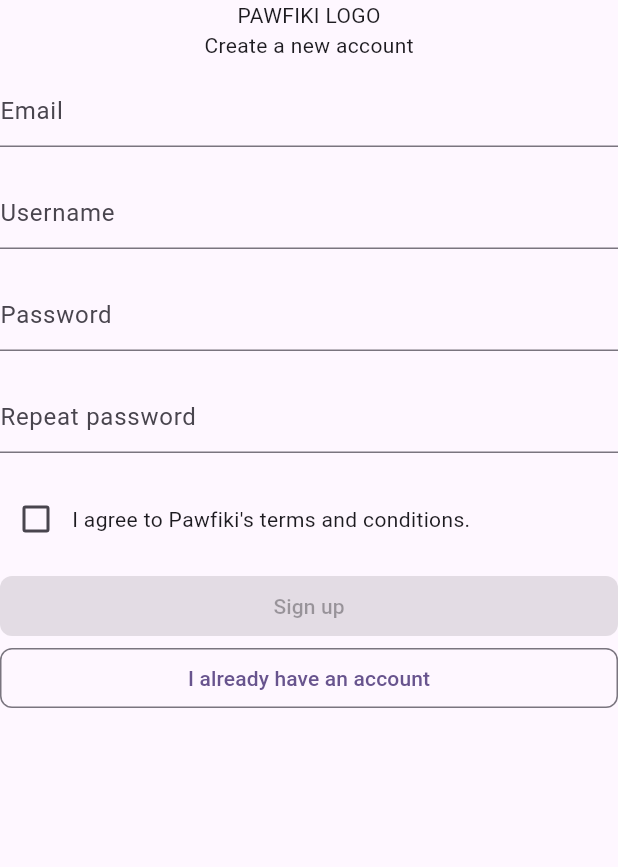
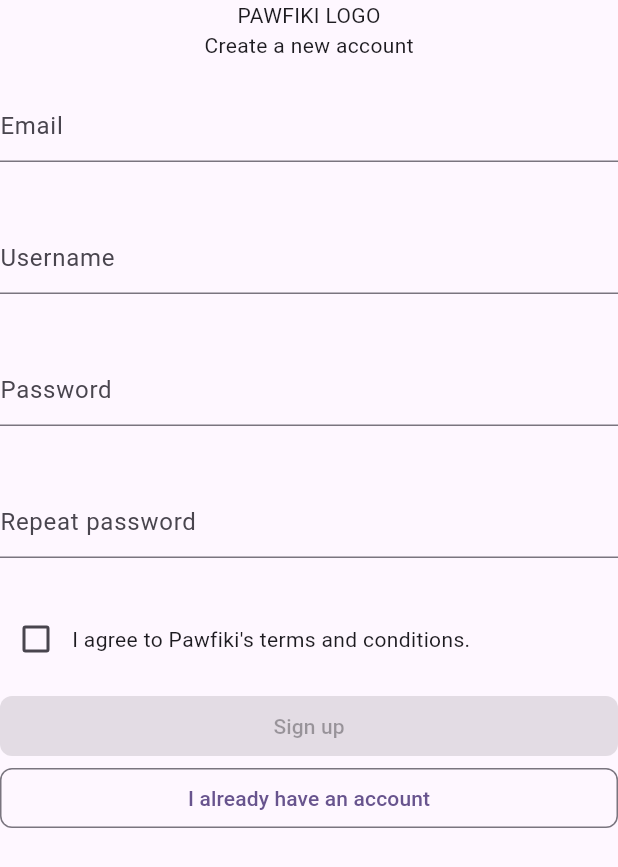
Before and after one commit to noAudio/pawfiki, a Flutter app: the SignUpComponent widget shown alone on an empty page, opened directly, after a tap on "I already have an account", on a phone screen of 412 x 824 dp. Shown: the top 867 px of the screen. Run offline on Flutter 3.47's test engine with Material 3 defaults, Android fonts, the phone set to English and light mode, and no system bars; our stand-ins replace flutter_redux, redux.

```diff
--- a/lib/components/login_component.dart
+++ b/lib/components/login_component.dart
@@ -1,6 +1,9 @@
 import 'package:flutter/material.dart';
 import 'package:flutter_redux/flutter_redux.dart';
 import 'package:pawfiki/actions/index.dart';
+import 'package:pawfiki/components/primary_button.dart';
+import 'package:pawfiki/components/secondary_button.dart';
+import 'package:pawfiki/components/text_input.dart';
 import 'package:pawfiki/models/app_state.dart';
 import 'package:pawfiki/models/login_state_enum.dart';
 import 'package:pawfiki/models/user.dart';
@@ -18,20 +21,10 @@ class LoginComponent extends StatelessWidget {
           children: [
             const Text("PAWFIKI LOGO"),
             const Text("Sign in with your details"),
-            Padding(
-              padding: const EdgeInsets.only(top: 10, bottom: 10),
-              child: TextField(decoration: InputDecoration(hintText: "Email")),
-            ),
-            Padding(
-              padding: const EdgeInsets.only(top: 10, bottom: 10),
-              child: TextField(
-                decoration: InputDecoration(hintText: "Password"),
-                obscureText: true,
-              ),
-            ),
-            SizedBox(
-              width: double.infinity,
-              child: FilledButton(
+            const TextInput(hintText: "Email"),
+            const TextInput(hintText: "Password", isObscured: true),
+            PrimaryButton(
+              value: "Sign in",
               onPressed: () {
                 // TODO: Swap to API call
                 store.dispatch(
@@ -44,31 +37,14 @@ class LoginComponent extends StatelessWidget {
                   ),
                 );
               },
-                style: FilledButton.styleFrom(
-                  shape: RoundedRectangleBorder(
-                    borderRadius: BorderRadius.circular(8),
             ),
-                ),
-                child: Text("Sign in"),
-              ),
-            ),
-            SizedBox(
-              width: double.infinity,
-              child: OutlinedButton(
+            SecondaryButton(
+              value: "Create account",
               onPressed: () {
                 store.dispatch(
-                    ChangeLoginStateAction(
-                      loginStateEnum: LoginStateEnum.signUp,
-                    ),
+                  ChangeLoginStateAction(loginStateEnum: LoginStateEnum.signUp),
                 );
               },
-                style: OutlinedButton.styleFrom(
-                  shape: RoundedRectangleBorder(
-                    borderRadius: BorderRadius.circular(8),
-                  ),
-                ),
-                child: Text("Create account"),
-              ),
             ),
           ],
         );
--- a/lib/components/sign_up_component.dart
+++ b/lib/components/sign_up_component.dart
@@ -2,6 +2,9 @@ import 'package:flutter/material.dart';
 import 'package:flutter_redux/flutter_redux.dart';
 import 'package:pawfiki/actions/change_login_state_action.dart';
 import 'package:pawfiki/actions/change_terms_accepted_action.dart';
+import 'package:pawfiki/components/primary_button.dart';
+import 'package:pawfiki/components/secondary_button.dart';
+import 'package:pawfiki/components/text_input.dart';
 import 'package:pawfiki/models/app_state.dart';
 import 'package:pawfiki/models/login_state_enum.dart';
 
@@ -21,27 +24,19 @@ class SignUpComponent extends StatelessWidget {
             const Text("Create a new account"),
             Padding(
               padding: const EdgeInsets.only(top: 10, bottom: 10),
-              child: TextField(decoration: InputDecoration(hintText: "Email")),
+              child: TextInput(hintText: "Email"),
             ),
             Padding(
               padding: const EdgeInsets.only(top: 10, bottom: 10),
-              child: TextField(
-                decoration: InputDecoration(hintText: "Username"),
-              ),
+              child: TextInput(hintText: "Username"),
             ),
             Padding(
               padding: const EdgeInsets.only(top: 10, bottom: 10),
-              child: TextField(
-                decoration: InputDecoration(hintText: "Password"),
-                obscureText: true,
-              ),
+              child: TextInput(hintText: "Password", isObscured: true),
             ),
             Padding(
               padding: const EdgeInsets.only(top: 10, bottom: 10),
-              child: TextField(
-                decoration: InputDecoration(hintText: "Repeat password"),
-                obscureText: true,
-              ),
+              child: TextInput(hintText: "Repeat password", isObscured: true),
             ),
             Padding(
               padding: const EdgeInsets.only(top: 10, bottom: 10),
@@ -61,9 +56,8 @@ class SignUpComponent extends StatelessWidget {
                 ],
               ),
             ),
-            SizedBox(
-              width: double.infinity,
-              child: FilledButton(
+            PrimaryButton(
+              value: "Sign up",
               onPressed:
                   state.isTermsAccepted
                       ? () {
@@ -74,31 +68,14 @@ class SignUpComponent extends StatelessWidget {
                         );
                       }
                       : null,
-                style: FilledButton.styleFrom(
-                  shape: RoundedRectangleBorder(
-                    borderRadius: BorderRadius.circular(8),
             ),
-                ),
-                child: Text("Sign up"),
-              ),
-            ),
-            SizedBox(
-              width: double.infinity,
-              child: OutlinedButton(
+            SecondaryButton(
+              value: "I already have an account",
               onPressed: () {
                 store.dispatch(
-                    ChangeLoginStateAction(
-                      loginStateEnum: LoginStateEnum.signIn,
-                    ),
+                  ChangeLoginStateAction(loginStateEnum: LoginStateEnum.signIn),
                 );
               },
-                style: OutlinedButton.styleFrom(
-                  shape: RoundedRectangleBorder(
-                    borderRadius: BorderRadius.circular(8),
-                  ),
-                ),
-                child: Text("I already have an account"),
-              ),
             ),
           ],
         );
--- a/lib/screens/edit_profile_screen.dart
+++ b/lib/screens/edit_profile_screen.dart
@@ -1,5 +1,6 @@
 import 'package:flutter/material.dart';
 import 'package:flutter_redux/flutter_redux.dart';
+import 'package:pawfiki/components/text_input.dart';
 import 'package:pawfiki/models/app_state.dart';
 
 class EditProfileScreen extends StatelessWidget {
@@ -20,19 +21,9 @@ class EditProfileScreen extends StatelessWidget {
                 Text("Email, username and password"),
                 Column(
                   children: [
-                    TextField(
-                      decoration: InputDecoration(
-                        hintText: state.user!.username,
-                      ),
-                    ),
-                    TextField(
-                      decoration: InputDecoration(hintText: state.user!.email),
-                    ),
-                    TextField(
-                      decoration: InputDecoration(
-                        hintText: state.user!.password,
-                      ),
-                    ),
+                    TextInput(hintText: state.user!.username),
+                    TextInput(hintText: state.user!.email),
+                    TextInput(hintText: "New password", isObscured: true),
                   ],
                 ),
               ],
```
Lines whose indentation alone changed are shown as unchanged.
